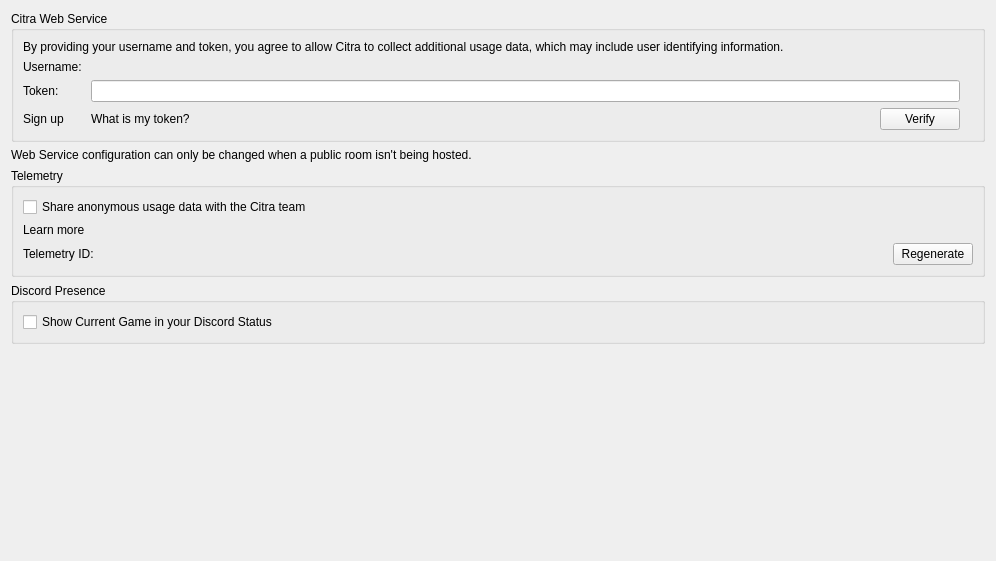
This is src/citra_qt/configuration/configure_web.ui in PabloMK7/citra as Qt 5 draws it before an edit. The edited form follows.
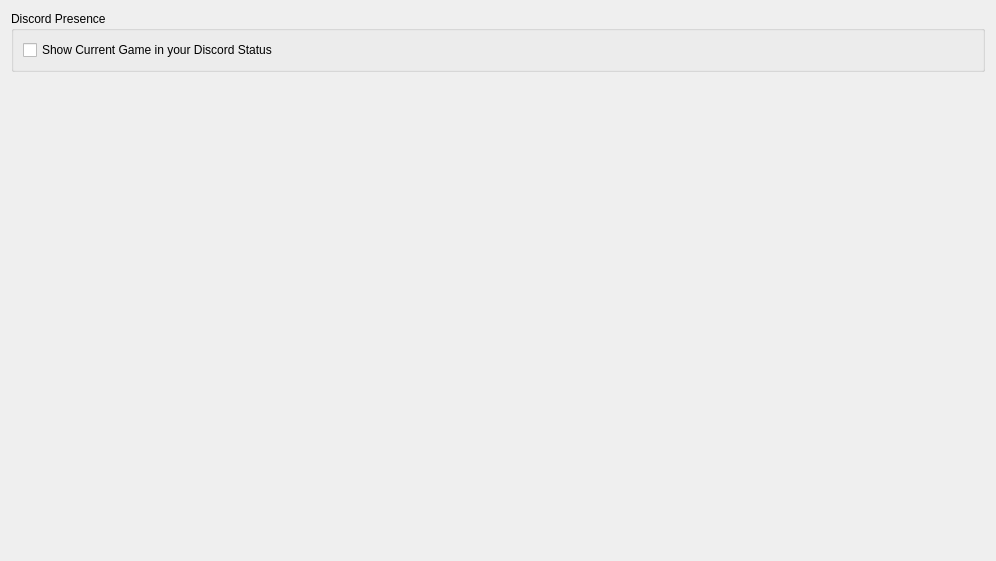
This is the edited form.

Commit message: configure_web: Remove telemetry and Citra Web Services

Diff of the .ui file:
```diff
--- a/src/citra_qt/configuration/configure_web.ui
+++ b/src/citra_qt/configuration/configure_web.ui
@@ -14,163 +14,6 @@
    <string>Form</string>
   </property>
   <layout class="QVBoxLayout" name="verticalLayout">
-   <item>
-    <layout class="QVBoxLayout" name="verticalLayout_3">
-     <item>
-      <widget class="QGroupBox" name="groupBoxWebConfig">
-       <property name="title">
-        <string>Citra Web Service</string>
-       </property>
-       <layout class="QVBoxLayout" name="verticalLayoutCitraWebService">
-        <item>
-         <widget class="QLabel" name="web_credentials_disclaimer">
-          <property name="text">
-           <string>By providing your username and token, you agree to allow Citra to collect additional usage data, which may include user identifying information.</string>
-          </property>
-         </widget>
-        </item>
-        <item>
-         <layout class="QGridLayout" name="gridLayoutCitraUsername">
-          <item row="2" column="3">
-           <widget class="QPushButton" name="button_verify_login">
-            <property name="sizePolicy">
-             <sizepolicy hsizetype="Fixed" vsizetype="Fixed">
-              <horstretch>0</horstretch>
-              <verstretch>0</verstretch>
-             </sizepolicy>
-            </property>
-            <property name="layoutDirection">
-             <enum>Qt::RightToLeft</enum>
-            </property>
-            <property name="text">
-             <string>Verify</string>
-            </property>
-           </widget>
-          </item>
-          <item row="2" column="0">
-           <widget class="QLabel" name="web_signup_link">
-            <property name="text">
-             <string>Sign up</string>
-            </property>
-           </widget>
-          </item>
-          <item row="0" column="1" colspan="3">
-           <widget class="QLabel" name="username"/>
-          </item>
-          <item row="1" column="0">
-           <widget class="QLabel" name="label_token">
-            <property name="text">
-             <string>Token: </string>
-            </property>
-           </widget>
-          </item>
-          <item row="1" column="4">
-           <widget class="QLabel" name="label_token_verified"/>
-          </item>
-          <item row="0" column="0">
-           <widget class="QLabel" name="label_username">
-            <property name="text">
-             <string>Username: </string>
-            </property>
-           </widget>
-          </item>
-          <item row="1" column="1" colspan="3">
-           <widget class="QLineEdit" name="edit_token">
-            <property name="maxLength">
-             <number>80</number>
-            </property>
-            <property name="echoMode">
-             <enum>QLineEdit::Password</enum>
-            </property>
-           </widget>
-          </item>
-          <item row="2" column="1">
-           <widget class="QLabel" name="web_token_info_link">
-            <property name="text">
-             <string>What is my token?</string>
-            </property>
-           </widget>
-          </item>
-          <item row="2" column="2">
-           <spacer name="horizontalSpacer">
-            <property name="orientation">
-             <enum>Qt::Horizontal</enum>
-            </property>
-            <property name="sizeHint" stdset="0">
-             <size>
-              <width>40</width>
-              <height>20</height>
-             </size>
-            </property>
-           </spacer>
-          </item>
-         </layout>
-        </item>
-       </layout>
-      </widget>
-     </item>
-     <item>
-      <widget class="QLabel" name="label_disable_info">
-       <property name="text">
-        <string>Web Service configuration can only be changed when a public room isn't being hosted.</string>
-       </property>
-       <property name="wordWrap">
-        <bool>true</bool>
-       </property>
-      </widget>
-     </item>
-     <item>
-      <widget class="QGroupBox" name="groupBox">
-       <property name="title">
-        <string>Telemetry</string>
-       </property>
-       <layout class="QVBoxLayout" name="verticalLayout_2">
-        <item>
-         <widget class="QCheckBox" name="toggle_telemetry">
-          <property name="text">
-           <string>Share anonymous usage data with the Citra team</string>
-          </property>
-         </widget>
-        </item>
-        <item>
-         <widget class="QLabel" name="telemetry_learn_more">
-          <property name="text">
-           <string>Learn more</string>
-          </property>
-         </widget>
-        </item>
-        <item>
-         <layout class="QGridLayout" name="gridLayoutTelemetryId">
-          <item row="0" column="0">
-           <widget class="QLabel" name="label_telemetry_id">
-            <property name="text">
-             <string>Telemetry ID:</string>
-            </property>
-           </widget>
-          </item>
-          <item row="0" column="1">
-           <widget class="QPushButton" name="button_regenerate_telemetry_id">
-            <property name="sizePolicy">
-             <sizepolicy hsizetype="Fixed" vsizetype="Fixed">
-              <horstretch>0</horstretch>
-              <verstretch>0</verstretch>
-             </sizepolicy>
-            </property>
-            <property name="layoutDirection">
-             <enum>Qt::RightToLeft</enum>
-            </property>
-            <property name="text">
-             <string>Regenerate</string>
-            </property>
-           </widget>
-          </item>
-         </layout>
-        </item>
-       </layout>
-      </widget>
-     </item>
-    </layout>
-   </item>
    <item>
     <widget class="QGroupBox" name="discord_group">
      <property name="title">
```
Left out of the diff: 4 changed lines with no effect on the pictures. The commit also changes 25 other files.
